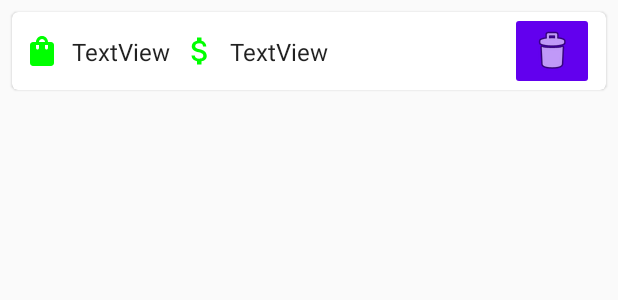
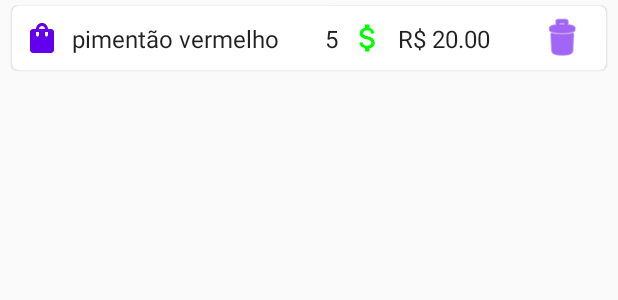
Before and after one commit to luizfelipetorres/kotlin_shopping-list, an Android app: the layout item.xml on its own in the app's theme, with its tools: preview values and no code run, on a phone screen of 412 x 824 dp. Shown: the top 300 px of the screen. Run offline under Robolectric (Android 15) with nearby library versions, the phone set to English and light mode, and no system bars.

Commit message:
Crud completo e layout melhorado

```diff
--- a/app/src/main/res/drawable/ic_baseline_plus_one_24.xml
+++ b/app/src/main/res/drawable/ic_baseline_plus_one_24.xml
@@ -1,5 +1,11 @@
-<vector android:autoMirrored="true" android:height="24dp"
-    android:tint="#00FF00" android:viewportHeight="24"
-    android:viewportWidth="24" android:width="24dp" xmlns:android="http://schemas.android.com/apk/res/android">
-    <path android:fillColor="@android:color/white" android:pathData="M10,8L8,8v4L4,12v2h4v4h2v-4h4v-2h-4zM14.5,6.08L14.5,7.9l2.5,-0.5L17,18h2L19,5z"/>
+<vector xmlns:android="http://schemas.android.com/apk/res/android"
+    android:width="24dp"
+    android:height="24dp"
+    android:autoMirrored="true"
+    android:tint="?attr/colorPrimary"
+    android:viewportWidth="24"
+    android:viewportHeight="24">
+    <path
+        android:fillColor="@android:color/white"
+        android:pathData="M10,8L8,8v4L4,12v2h4v4h2v-4h4v-2h-4zM14.5,6.08L14.5,7.9l2.5,-0.5L17,18h2L19,5z" />
 </vector>
--- a/app/src/main/res/drawable/ic_baseline_shopping_bag_24.xml
+++ b/app/src/main/res/drawable/ic_baseline_shopping_bag_24.xml
@@ -1,5 +1,11 @@
-<vector android:autoMirrored="true" android:height="24dp"
-    android:tint="#00FF00" android:viewportHeight="24"
-    android:viewportWidth="24" android:width="24dp" xmlns:android="http://schemas.android.com/apk/res/android">
-    <path android:fillColor="@android:color/white" android:pathData="M18,6h-2c0,-2.21 -1.79,-4 -4,-4S8,3.79 8,6H6C4.9,6 4,6.9 4,8v12c0,1.1 0.9,2 2,2h12c1.1,0 2,-0.9 2,-2V8C20,6.9 19.1,6 18,6zM10,10c0,0.55 -0.45,1 -1,1s-1,-0.45 -1,-1V8h2V10zM12,4c1.1,0 2,0.9 2,2h-4C10,4.9 10.9,4 12,4zM16,10c0,0.55 -0.45,1 -1,1s-1,-0.45 -1,-1V8h2V10z"/>
+<vector xmlns:android="http://schemas.android.com/apk/res/android"
+    android:width="24dp"
+    android:height="24dp"
+    android:autoMirrored="true"
+    android:tint="?attr/colorPrimary"
+    android:viewportWidth="24"
+    android:viewportHeight="24">
+    <path
+        android:fillColor="@android:color/white"
+        android:pathData="M18,6h-2c0,-2.21 -1.79,-4 -4,-4S8,3.79 8,6H6C4.9,6 4,6.9 4,8v12c0,1.1 0.9,2 2,2h12c1.1,0 2,-0.9 2,-2V8C20,6.9 19.1,6 18,6zM10,10c0,0.55 -0.45,1 -1,1s-1,-0.45 -1,-1V8h2V10zM12,4c1.1,0 2,0.9 2,2h-4C10,4.9 10.9,4 12,4zM16,10c0,0.55 -0.45,1 -1,1s-1,-0.45 -1,-1V8h2V10z" />
 </vector>
--- /dev/null
+++ b/app/src/main/res/drawable/rounded_corner.xml
@@ -0,0 +1,5 @@
+<?xml version="1.0" encoding="utf-8"?>
+<shape xmlns:android="http://schemas.android.com/apk/res/android">
+    <corners  android:radius="500dp"/>
+    <solid android:color="@color/translucid"></solid>
+</shape>
--- a/app/src/main/res/layout/activity_main.xml
+++ b/app/src/main/res/layout/activity_main.xml
@@ -7,6 +7,7 @@
     tools:context=".MainActivity">
 
     <include layout="@layout/toolbar" android:id="@+id/toolbar"/>
+
     <android.support.design.widget.FloatingActionButton
         android:id="@+id/fab"
         android:layout_width="wrap_content"
--- a/app/src/main/res/layout/item.xml
+++ b/app/src/main/res/layout/item.xml
@@ -3,10 +3,11 @@
 
 <android.support.design.card.MaterialCardView xmlns:android="http://schemas.android.com/apk/res/android"
     xmlns:app="http://schemas.android.com/apk/res-auto"
+    xmlns:tools="http://schemas.android.com/tools"
     android:layout_width="match_parent"
     android:layout_height="wrap_content"
-    android:layout_margin="8dp"
-    android:padding="8dp">
+    android:layout_marginHorizontal="8dp"
+    android:layout_marginVertical="4dp">
 
     <android.support.constraint.ConstraintLayout
         android:layout_width="match_parent"
@@ -27,19 +28,45 @@
 
         <TextView
             android:id="@+id/text_view_title"
+            android:layout_width="0dp"
+            android:layout_height="wrap_content"
+            android:layout_marginHorizontal="@dimen/margin_til"
+            android:breakStrategy="simple"
+            android:fontFamily="sans-serif"
+            android:textAlignment="viewStart"
+            android:textAppearance="@style/TextAppearance.AppCompat.Large"
+            android:textSize="16sp"
+
+            app:layout_constraintBottom_toBottomOf="parent"
+            app:layout_constraintEnd_toStartOf="@id/ic_quantity"
+            app:layout_constraintStart_toEndOf="@id/ic_shoppint_bag"
+            app:layout_constraintTop_toTopOf="parent"
+            tools:text="pimentão vermelho" />
+
+        <ImageView
+            android:id="@+id/ic_quantity"
             android:layout_width="wrap_content"
             android:layout_height="wrap_content"
-            android:layout_marginStart="8dp"
-            android:layout_marginTop="8dp"
-            android:layout_marginBottom="8dp"
+            android:layout_marginHorizontal="@dimen/margin_til"
+            android:src="@drawable/ic_baseline_plus_one_24"
+            android:visibility="gone"
+            app:layout_constraintBottom_toBottomOf="@+id/text_view_quantity"
+            app:layout_constraintEnd_toStartOf="@id/text_view_quantity"
+            app:layout_constraintTop_toTopOf="@+id/text_view_quantity" />
+
+        <TextView
+            android:id="@+id/text_view_quantity"
+            android:layout_width="wrap_content"
+            android:layout_height="wrap_content"
+            android:layout_marginHorizontal="@dimen/margin_til"
             android:fontFamily="sans-serif"
-            android:text="TextView"
             android:textAlignment="viewStart"
             android:textAppearance="@style/TextAppearance.AppCompat.Large"
             android:textSize="16sp"
             app:layout_constraintBottom_toBottomOf="parent"
-            app:layout_constraintStart_toEndOf="@id/ic_shoppint_bag"
-            app:layout_constraintTop_toTopOf="parent" />
+            app:layout_constraintEnd_toStartOf="@id/ic_money"
+            app:layout_constraintTop_toTopOf="parent"
+            tools:text="5" />
 
         <ImageView
             android:id="@+id/ic_money"
@@ -48,31 +75,35 @@
             android:layout_marginHorizontal="@dimen/margin_til"
             android:src="@drawable/ic_baseline_attach_money_24"
             app:layout_constraintBottom_toBottomOf="@+id/text_view_value"
-            app:layout_constraintStart_toEndOf="@id/text_view_title"
+            app:layout_constraintEnd_toStartOf="@id/text_view_value"
             app:layout_constraintTop_toTopOf="@+id/text_view_value" />
 
         <TextView
             android:id="@+id/text_view_value"
-            android:layout_width="wrap_content"
+            android:layout_width="80dp"
             android:layout_height="wrap_content"
-            android:layout_marginStart="8dp"
-            android:layout_marginTop="8dp"
-            android:layout_marginBottom="8dp"
+            android:layout_marginHorizontal="@dimen/margin_til"
             android:fontFamily="sans-serif"
-            android:text="TextView"
             android:textAlignment="viewStart"
             android:textAppearance="@style/TextAppearance.AppCompat.Large"
             android:textSize="16sp"
+
             app:layout_constraintBottom_toBottomOf="parent"
-            app:layout_constraintStart_toEndOf="@id/ic_money"
-            app:layout_constraintTop_toTopOf="parent" />
+            app:layout_constraintEnd_toStartOf="@id/button_delete"
+            app:layout_constraintTop_toTopOf="parent"
+            tools:text="R$ 20.00" />
 
         <ImageButton
             android:id="@+id/button_delete"
             android:layout_width="wrap_content"
             android:layout_height="wrap_content"
             android:layout_marginHorizontal="@dimen/margin_til"
+            android:background="@drawable/rounded_corner"
+            android:elevation="100dp"
+            android:padding="5dp"
+            android:tint="@color/design_default_color_primary"
             app:layout_constraintBottom_toBottomOf="parent"
+            app:layout_constraintCircleRadius="1dp"
             app:layout_constraintEnd_toEndOf="parent"
             app:layout_constraintTop_toTopOf="parent"
             app:srcCompat="@android:drawable/ic_menu_delete" />
--- a/app/src/main/res/values/colors.xml
+++ b/app/src/main/res/values/colors.xml
@@ -7,4 +7,5 @@
     <color name="teal_700">#FF018786</color>
     <color name="black">#FF000000</color>
     <color name="white">#FFFFFFFF</color>
+    <color name="translucid">#00FFFFFF</color>
 </resources>
--- /dev/null
+++ b/app/src/main/res/values/ids.xml
@@ -0,0 +1,4 @@
+<?xml version="1.0" encoding="utf-8"?>
+<resources>
+    <item name="fab" type="id" />
+</resources>
--- a/app/src/main/res/values/strings.xml
+++ b/app/src/main/res/values/strings.xml
@@ -6,4 +6,6 @@
     <string name="bt_cancel_text">cancelar</string>
     <string name="bt_save_text">Salvar</string>
     <string name="fab_description">Botão para criar um novo item na lista</string>
+    <string name="value_value_total">"R$ %.2f\nR$ %.2f"</string>
+    <string name="value">"R$ %.2f"</string>
 </resources>
--- a/app/src/main/res/values/themes.xml
+++ b/app/src/main/res/values/themes.xml
@@ -7,7 +7,6 @@
         <item name="colorButtonNormal">@color/purple_500</item>
         <item name="colorAccent">@color/teal_200</item>
         <!-- Customize your theme here. -->
-        <item name="colorSecondary">@color/black</item>
 
     </style>
 </resources>
```
Also changed, not shown: app/src/main/java/com/lftf/simplelist/MainActivity.kt (+13 -4 lines), app/src/main/java/com/lftf/simplelist/adapters/RVAdapter.kt (+75 -18 lines), app/src/main/java/com/lftf/simplelist/addItem/AddItemActivity.kt (+57 -9 lines), app/src/main/java/com/lftf/simplelist/data/DataManager.kt (+18 -17 lines), app/src/main/java/com/lftf/simplelist/repository/ItemRepository.kt (+21 -1 lines), app/src/main/res/layout/activity_add_item.xml (+15 -4 lines).
